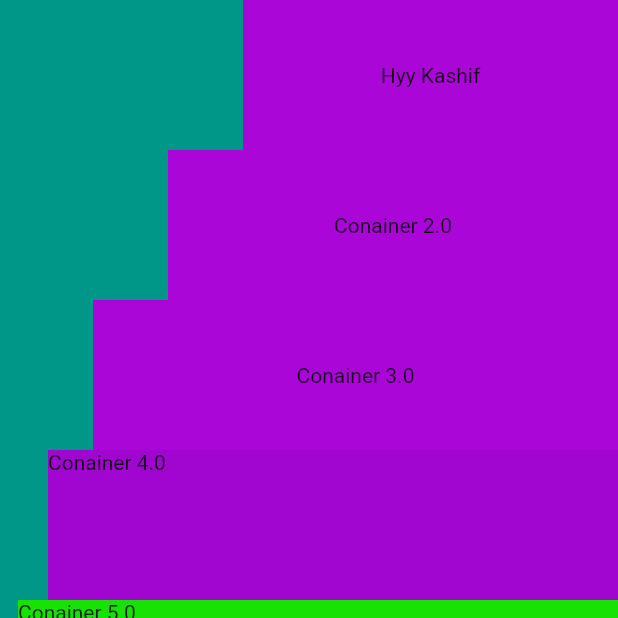
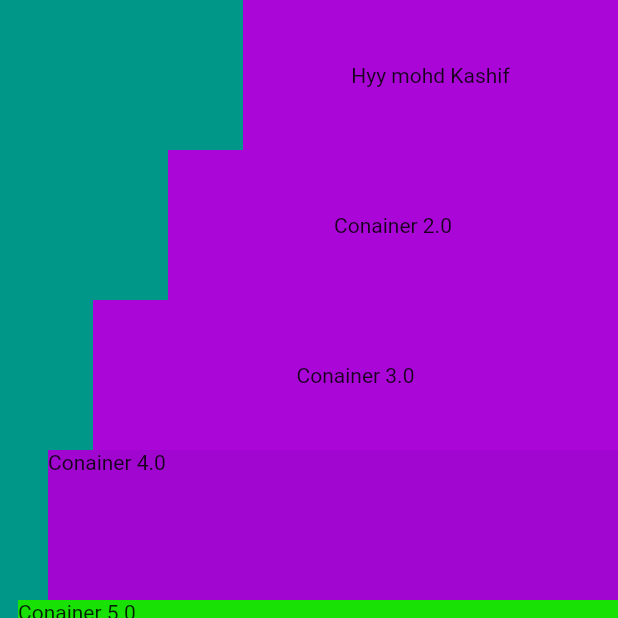
Before and after one commit to HEYKASHIF/quizApp, a Flutter app: the bootCamp screen opened directly, on a phone screen of 412 x 824 dp, the top half of it. Run offline on Flutter 3.47's test engine with Material 2 defaults, Android fonts, the phone set to English and light mode, and no system bars.

Commit message:
"7-june commit1"

```diff
--- a/lib/bootcamp.dart
+++ b/lib/bootcamp.dart
@@ -18,7 +18,7 @@ class bootCamp extends StatelessWidget {
             height: 100,
             width: 250,
             color: Color.fromARGB(255, 171, 6, 216),
-            child: Center(child: Text('Hyy Kashif')),
+            child: Center(child: Text('Hyy mohd Kashif')),
           ),
           Container(
             height: 100.0,
```
